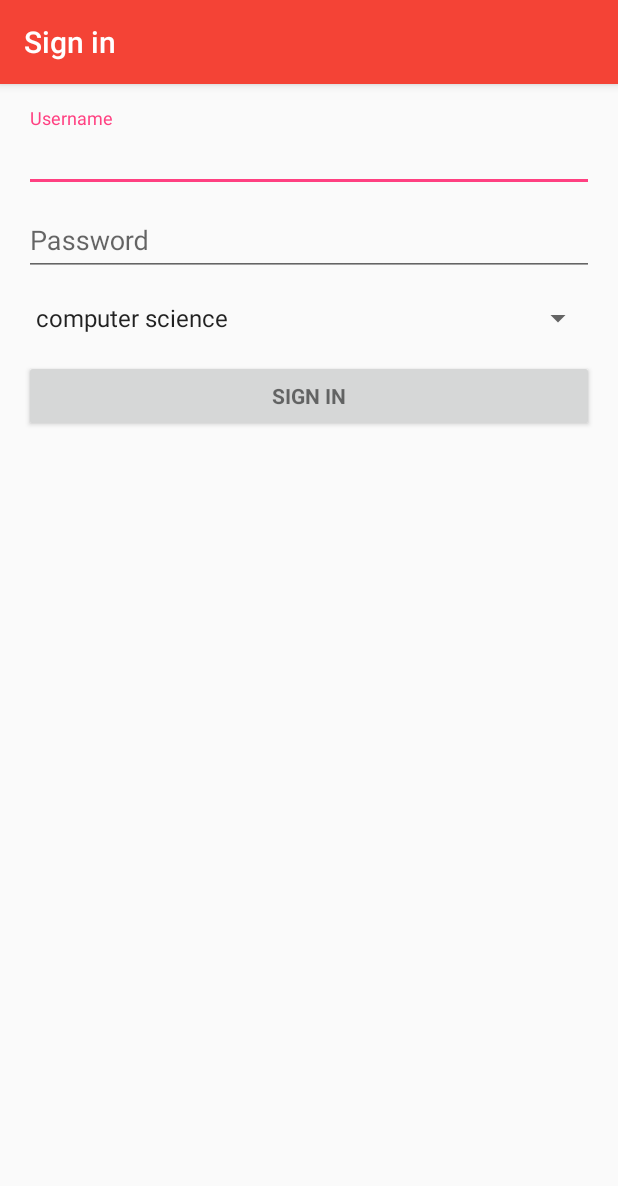
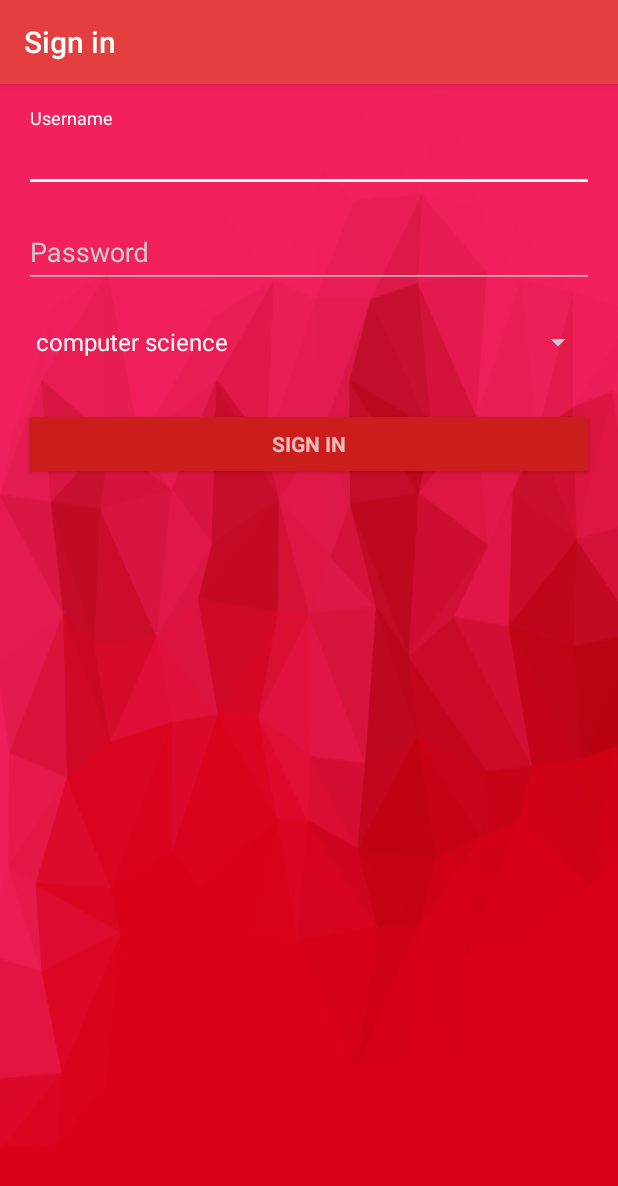
Before and after one commit to do-sch/HAWMobile, an Android app: the screen it shows after launch (LoginActivity), on a phone screen of 412 x 824 dp. Shown: the top 1186 px of the screen. Run offline under Robolectric (Android 15) with nearby library versions, the phone set to English and light mode, and no system bars; libraries missing offline, so code that uses them is left out: javax.mail; 2 statements that could not run were skipped.

Commit message:
Fertigstellung Login Activity

```diff
--- a/app/src/main/java/de/haw_landshut/hawmobile/MainActivity.java
+++ b/app/src/main/java/de/haw_landshut/hawmobile/MainActivity.java
@@ -72,7 +72,7 @@ public class MainActivity extends AppCompatActivity {
             final String password = accountManager.getPassword(a);
             final Fakultaet fa = Fakultaet.get(accountManager.getUserData(a, "FACULTY"));
 
-            if (Protocol.testAccount(username, password))
+            if (Protocol.receiveEmails(username, password))
                 Credentials.setCredentials(username, password, fa);
             else {
                 Toast.makeText(getApplicationContext(), getString(R.string.login_failed), 3000);
--- a/app/src/main/res/layout/activity_login.xml
+++ b/app/src/main/res/layout/activity_login.xml
@@ -8,6 +8,7 @@
               android:paddingLeft="@dimen/activity_horizontal_margin"
               android:paddingRight="@dimen/activity_horizontal_margin"
               android:paddingTop="@dimen/activity_vertical_margin"
+              android:background="@mipmap/little"
               tools:context="de.haw_landshut.hawmobile.LoginActivity">
 
     <!-- Login progress -->
@@ -40,6 +41,8 @@
                         android:layout_height="wrap_content"
                         android:hint="@string/prompt_email"
                         android:inputType="textEmailAddress"
+                        android:layout_marginTop="8dp"
+                        android:layout_marginBottom="8dp"
                         android:maxLines="1"/>
 
             </android.support.design.widget.TextInputLayout>
@@ -57,6 +60,8 @@
                         android:imeActionLabel="@string/action_sign_in_short"
                         android:imeOptions="actionUnspecified"
                         android:inputType="textPassword"
+                        android:layout_marginTop="8dp"
+                        android:layout_marginBottom="8dp"
                         android:maxLines="1"/>
 
             </android.support.design.widget.TextInputLayout>
@@ -64,9 +69,10 @@
             <Spinner
                     android:id="@+id/faculties"
                     android:layout_width="match_parent"
-                    android:layout_height="wrap_content"
+                    android:layout_height="40dp"
                     android:entries="@array/faculties"
-                    android:layout_marginTop="16dp"
+                    android:layout_marginTop="8dp"
+                    android:layout_marginBottom="8dp"
                     android:spinnerMode="dropdown"
                     android:prompt="@string/faculty"/>
 
--- a/app/src/main/res/values/colors.xml
+++ b/app/src/main/res/values/colors.xml
@@ -3,4 +3,19 @@
     <color name="colorPrimary">#F44336</color>
     <color name="colorPrimaryDark">#D32F2F</color>
     <color name="colorAccent">#FF4081</color>
+
+    <color name="primary">#E43F3F</color>
+    <color name="primary_dark">#E12929</color>
+    <color name="primary_darker">#CC1D1D</color>
+    <color name="accent">#FFFFFF</color>
+
+    <color name="black">#000000</color>
+    <color name="jet">#222222</color>
+    <color name="oil">#333333</color>
+    <color name="monsoon">#777777</color>
+    <color name="jumbo">#888888</color>
+    <color name="aluminum">#999999</color>
+    <color name="base">#AAAAAA</color>
+    <color name="iron">#CCCCCC</color>
+    <color name="white">#FFFFFF</color>
 </resources>
--- a/app/src/main/res/values/styles.xml
+++ b/app/src/main/res/values/styles.xml
@@ -8,4 +8,21 @@
         <item name="colorAccent">@color/colorAccent</item>
     </style>
 
+    <style name="LoginTheme" parent="Theme.AppCompat">
+        <item name="colorPrimary">@color/primary</item>
+        <item name="colorPrimaryDark">@color/primary_dark</item>
+        <item name="colorAccent">@color/accent</item>
+
+        <item name="android:windowBackground">@color/primary</item>
+
+        <item name="colorControlNormal">@color/iron</item>
+        <item name="colorControlActivated">@color/white</item>
+        <item name="colorControlHighlight">@color/white</item>
+        <item name="android:textColorHint">@color/iron</item>
+
+        <item name="colorButtonNormal">@color/primary_darker</item>
+        <item name="android:colorButtonNormal">@color/primary_darker</item>
+
+    </style>
+
 </resources>
```
Also changed, not shown: app/src/main/AndroidManifest.xml (+6 -3 lines), app/src/main/java/de/haw_landshut/hawmobile/LoginActivity.java (+24 -1 lines), app/src/main/java/de/haw_landshut/hawmobile/mail/Protocol.java (+117 -1 lines), app/src/main/res/mipmap-xxxhdpi/big.png (added), app/src/main/res/mipmap-xxxhdpi/blur.png (added), app/src/main/res/mipmap-xxxhdpi/little.png (added), app/src/main/res/mipmap-xxxhdpi/middle.png (added), app/src/main/res/mipmap-xxxhdpi/xtrabig.png (added), 1 other file.
